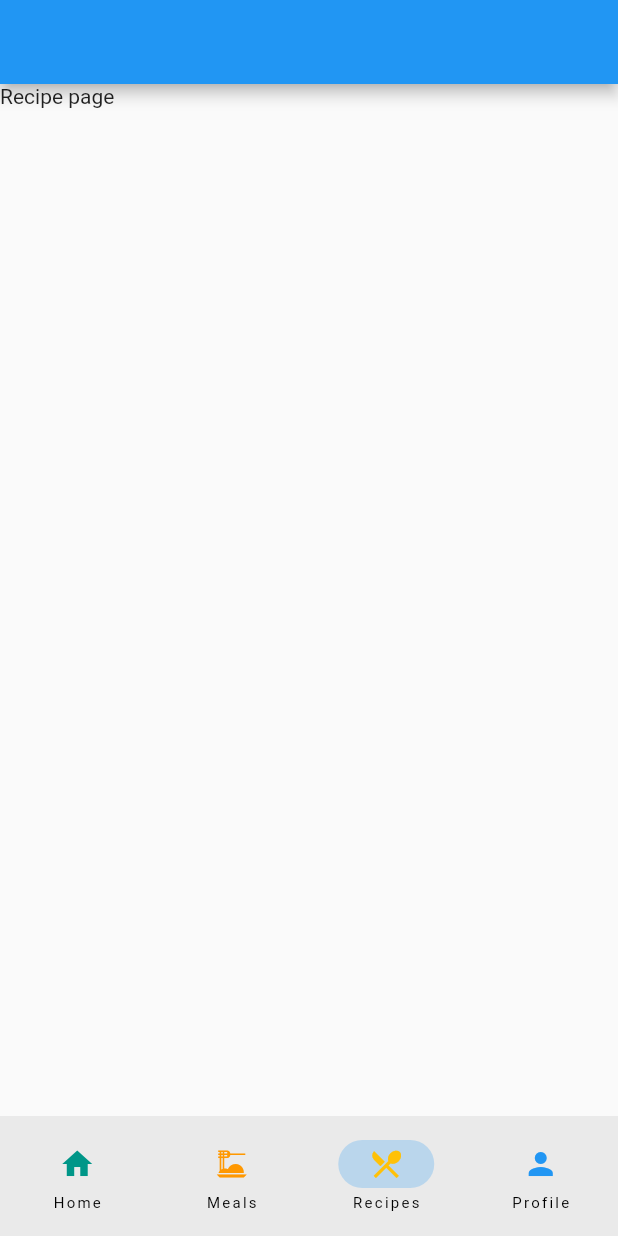
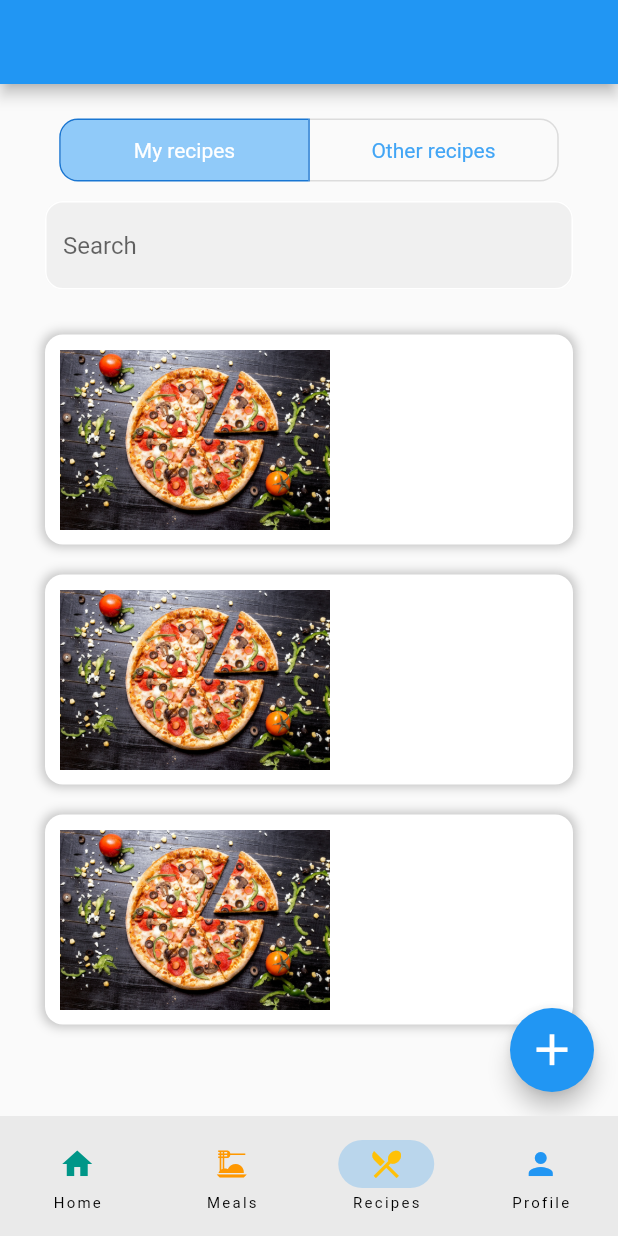
Before and after one commit to DanMihneaVlad/FitTrack, a Flutter app: the screen it shows once a user with an empty profile is signed in, item 3 of the bottom bar chosen, on a phone screen of 412 x 824 dp. Run offline on Flutter 3.47's test engine with Material 2 defaults, Android fonts, the phone set to English and light mode, and no system bars; our stand-ins replace cloud_firestore, email_validator, firebase_auth, firebase_core, google_fonts; accounts and stored records are empty; network calls fail.

Commit message:
Added the different recipe screens

```diff
--- a/FitTrack/fit_track/lib/providers/recipe_provider.dart
+++ b/FitTrack/fit_track/lib/providers/recipe_provider.dart
@@ -17,5 +17,13 @@ class RecipeProvider extends ChangeNotifier {
 
   Future _getUserRecipesFuture() async {
     recipes = await _recipeService.getUserRecipes();
+    addDummyRecipe();
+  }
+
+  addDummyRecipe() {
+    recipes.add(RecipeModel(uid: "test", userId: "test", recipeName: "Pork"));
+    recipes.add(RecipeModel(uid: "test1", userId: "test1", recipeName: "Pizza"));
+    recipes.add(RecipeModel(uid: "test2", userId: "test2", recipeName: "Burger"));
+    notifyListeners();
   }
 }
--- /dev/null
+++ b/FitTrack/fit_track/lib/screens/recipes/add_recipe.dart
@@ -0,0 +1,16 @@
+import 'package:flutter/src/widgets/container.dart';
+import 'package:flutter/src/widgets/framework.dart';
+
+class AddRecipe extends StatefulWidget {
+  const AddRecipe({super.key});
+
+  @override
+  State<AddRecipe> createState() => _AddRecipeState();
+}
+
+class _AddRecipeState extends State<AddRecipe> {
+  @override
+  Widget build(BuildContext context) {
+    return Container();
+  }
+}
--- /dev/null
+++ b/FitTrack/fit_track/lib/screens/recipes/recipe_page.dart
@@ -0,0 +1,19 @@
+import 'package:fit_track/models/recipe_model.dart';
+import 'package:flutter/src/widgets/container.dart';
+import 'package:flutter/src/widgets/framework.dart';
+
+class RecipePage extends StatefulWidget {
+  const RecipePage({ super.key, required this.recipe });
+
+  final RecipeModel recipe;
+
+  @override
+  State<RecipePage> createState() => _RecipePageState();
+}
+
+class _RecipePageState extends State<RecipePage> {
+  @override
+  Widget build(BuildContext context) {
+    return Container();
+  }
+}
--- a/FitTrack/fit_track/lib/screens/recipes/recipes.dart
+++ b/FitTrack/fit_track/lib/screens/recipes/recipes.dart
@@ -1,9 +1,16 @@
 import 'package:fit_track/providers/recipe_provider.dart';
+import 'package:fit_track/screens/recipes/add_recipe.dart';
+import 'package:fit_track/screens/recipes/user_recipes.dart';
 import 'package:flutter/material.dart';
 import 'package:flutter/src/widgets/container.dart';
 import 'package:flutter/src/widgets/framework.dart';
 import 'package:provider/provider.dart';
 import 'package:firebase_auth/firebase_auth.dart';
+
+const List<Widget> recipes = <Widget>[
+  Text('My recipes'),
+  Text('Other recipes')
+];
 
 class RecipesPage extends StatefulWidget {
   const RecipesPage({super.key});
@@ -13,14 +20,101 @@ class RecipesPage extends StatefulWidget {
 }
 
 class _RecipesPageState extends State<RecipesPage> {
+
+  final List<bool> _selectedRecipes = <bool>[true, false];
+
+  final _searchContoller = TextEditingController();
+
+  @override
+  void dispose() {
+    _searchContoller.dispose();
+
+    super.dispose();
+  }
+
   @override
   Widget build(BuildContext context) {
 
-    final user = Provider.of<User?>(context);
-    var recipeProvider = Provider.of<RecipeProvider>(context);
+    return Scaffold(
+      body: SafeArea(
+        child: Center(
+          child: Column(
+            mainAxisAlignment: MainAxisAlignment.start,
+            children: [
+              SizedBox(height: 20),
 
-    return Scaffold(
-      body: Text('Recipe page'),
+              ToggleButtons(
+                direction: Axis.horizontal,
+                onPressed: (int index) {
+                  setState(() {
+                    for (int i = 0; i < _selectedRecipes.length; i++) {
+                      _selectedRecipes[i] = i == index;
+                    }
+                  });
+                },
+                borderRadius: const BorderRadius.all(Radius.circular(12)),
+                selectedBorderColor: Colors.blue[700],
+                selectedColor: Colors.white,
+                fillColor: Colors.blue[200],
+                color: Colors.blue[400],
+                constraints: const BoxConstraints(
+                  minHeight: 40.0,
+                  minWidth: 165.0,
+                ),
+                isSelected: _selectedRecipes,
+                children: recipes
+              ),
+
+              SizedBox(height: 10),
+
+              // Search textfield
+              Padding(
+                padding: const EdgeInsets.symmetric(horizontal: 30.0),
+                child: TextField(
+                  controller: _searchContoller,
+                  decoration: InputDecoration(
+                    enabledBorder: OutlineInputBorder(
+                      borderSide: BorderSide(color: Colors.white),
+                      borderRadius: BorderRadius.circular(12),
+                    ),
+                    focusedBorder: OutlineInputBorder(
+                      borderSide: BorderSide(color: Colors.blue),
+                      borderRadius: BorderRadius.circular(12),
+                    ),
+                    hintText: 'Search',
+                    fillColor: Colors.grey[250],
+                    filled: true
+                  ),
+                ),
+              ),
+              SizedBox(height: 20),
+
+              Expanded(
+                child: UserRecipesWidget(search: _searchContoller.text.trim()),
+              ),
+
+            ],
+          )
+        ),
+      ),
+      floatingActionButton: _getFAB()
     );
   }
+
+  Widget _getFAB() {
+    if (_selectedRecipes[1]) {
+      return Container();
+    } else {
+      return FloatingActionButton(
+        child: Icon(Icons.add, size: 35),
+        onPressed: () => {
+          Navigator.of(context).push(
+            MaterialPageRoute(
+              builder: (context) => AddRecipe()
+            )
+          ),
+        },
+      );
+    }
+  }
 }
--- /dev/null
+++ b/FitTrack/fit_track/lib/screens/recipes/user_recipes.dart
@@ -0,0 +1,59 @@
+import 'package:fit_track/providers/recipe_provider.dart';
+import 'package:fit_track/screens/recipes/recipe_page.dart';
+import 'package:fit_track/widgets/custom_recipe_card.dart';
+import 'package:flutter/cupertino.dart';
+import 'package:flutter/material.dart';
+import 'package:flutter/src/widgets/container.dart';
+import 'package:flutter/src/widgets/framework.dart';
+import 'package:provider/provider.dart';
+
+class UserRecipesWidget extends StatefulWidget {
+  UserRecipesWidget({super.key, required this.search});
+
+  String search;
+
+  @override
+  State<UserRecipesWidget> createState() => _UserRecipesWidgetState();
+}
+
+class _UserRecipesWidgetState extends State<UserRecipesWidget> {
+
+  @override
+  void initState() {
+    super.initState();
+  }
+
+  @override
+  Widget build(BuildContext context) {
+
+    var provider = Provider.of<RecipeProvider>(context);
+
+    return FutureBuilder(
+      future: provider.getUserRecipesFuture,
+      builder: (BuildContext ctx, AsyncSnapshot asyncSnapshot) {
+        if (asyncSnapshot.connectionState == ConnectionState.done) {
+          if (asyncSnapshot.hasError) {
+            return const Center(child: Text('Could not retreive recipes!'));
+          }
+          return ListView.builder(
+            itemCount: provider.recipes.length,
+            itemBuilder: (BuildContext ctx, int index) {
+              return GestureDetector(
+                onTap: () => {
+                  Navigator.of(context).push(
+                    MaterialPageRoute(
+                      builder: (context) => RecipePage(recipe: provider.recipes[index])
+                    )
+                  ),
+                },
+                child: RecipeCard(recipe: provider.recipes[index]),
+              );
+            }
+          );
+        } else {
+            return Center(child: CircularProgressIndicator());
+        }
+      }
+    );
+  }
+}
--- /dev/null
+++ b/FitTrack/fit_track/lib/widgets/custom_recipe_card.dart
@@ -0,0 +1,42 @@
+import 'package:fit_track/models/recipe_model.dart';
+import 'package:flutter/cupertino.dart';
+import 'package:flutter/material.dart';
+import 'package:flutter/src/widgets/container.dart';
+import 'package:flutter/src/widgets/framework.dart';
+
+class RecipeCard extends StatelessWidget {
+  const RecipeCard({ super.key, required this.recipe });
+
+  final RecipeModel recipe;
+
+  @override
+  Widget build(BuildContext context) {
+    return Padding(
+      padding: const EdgeInsets.symmetric(horizontal: 30.0, vertical: 10.0),
+      child: Container(
+        height: 140,
+        decoration: BoxDecoration(
+          color: Colors.white,
+          borderRadius: const BorderRadius.all(Radius.circular(12)),
+          boxShadow: [
+            BoxShadow(
+              color: Color.fromARGB(255, 194, 194, 194),
+              spreadRadius: 1.5,
+              blurRadius: 5,
+            ),
+          ]
+        ),
+        child: Padding(
+          padding: const EdgeInsets.symmetric(horizontal: 10.0, vertical: 10.0),
+          child: Row(
+            children: [
+              Container(
+                child: Image.asset("assets/img/pizza.jpg"),
+              )
+            ]
+          ),
+        ),
+      ),
+    );
+  }
+}
--- a/FitTrack/fit_track/pubspec.yaml
+++ b/FitTrack/fit_track/pubspec.yaml
@@ -64,6 +64,9 @@ flutter:
   # the material Icons class.
   uses-material-design: true
 
+  assets:
+    - assets/img/
+
   # To add assets to your application, add an assets section, like this:
   # assets:
   #   - images/a_dot_burr.jpeg
```
Also changed, not shown: FitTrack/fit_track/assets/img/pizza.jpg (added), FitTrack/fit_track/lib/screens/recipes/other_recipes.dart (added).
